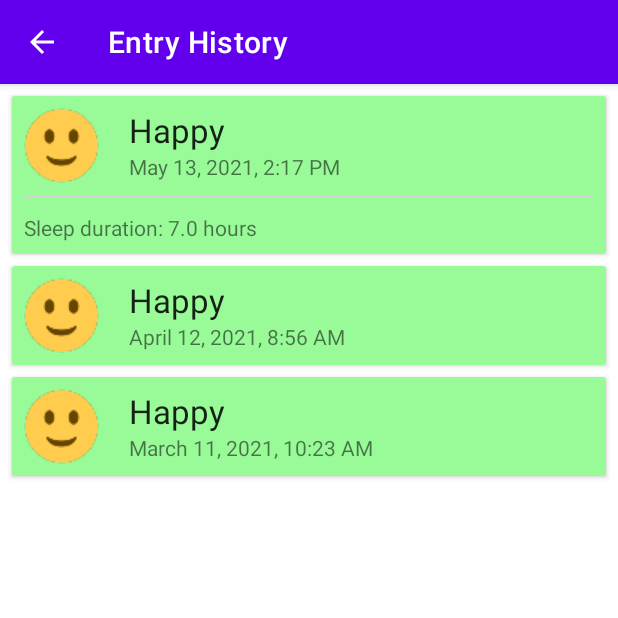
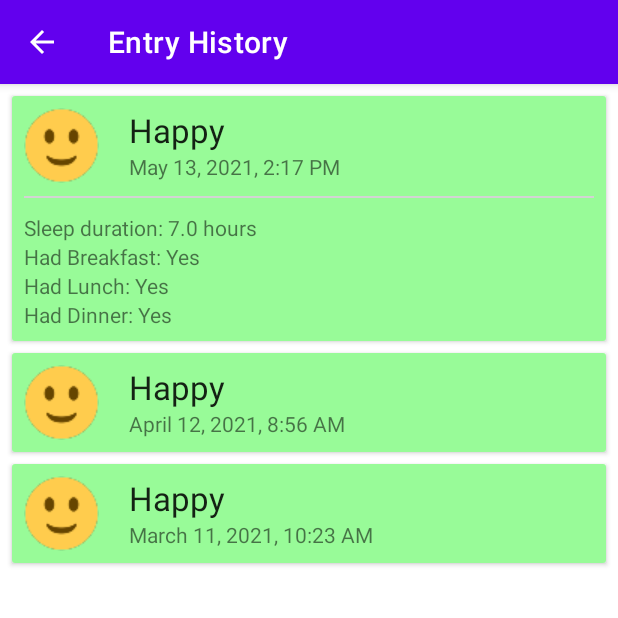
Before and after one commit to Sushil-Kumar1999/MoodTracker, an Android app: the EntryHistoryActivity screen opened directly, with no data from a screen before it, after a tap on "Happy", on a phone screen of 412 x 824 dp, the top half of it. Run offline under Robolectric (Android 15) with nearby library versions, the phone set to English and light mode, and no system bars; our stand-ins replace Room's generated code; libraries missing offline, so code that uses them is left out: it.xabaras.android.

Commit message:
added additonal information to entry details container

```diff
--- a/app/src/main/java/com/example/moodtracker/EntryAdapter.java
+++ b/app/src/main/java/com/example/moodtracker/EntryAdapter.java
@@ -37,22 +37,7 @@ public class EntryAdapter extends RecyclerView.Adapter<EntryAdapter.EntryHolder>
     @Override
     public void onBindViewHolder(@NonNull EntryHolder holder, int position) {
         Entry currentEntry = entries.get(position);
-        boolean isExpanded = this.entryStates.get(currentEntry.getId());
-        Mood currentMood = currentEntry.getMood();
-
-        holder.textViewMood.setText(currentMood.toString());
-
-        Date currentDate = currentEntry.getDate();
-        String dateString = DateFormat
-                .getDateTimeInstance(DateFormat.LONG, DateFormat.SHORT)
-                .format(currentDate);
-        holder.textViewDateTime.setText(dateString);
-
-        holder.imageViewMood.setImageResource(getEmojiResourceId(currentMood));
-        holder.relativeLayout.setBackgroundColor(getColor(currentMood));
-
-        holder.containerEntryDetails.setVisibility(isExpanded ? View.VISIBLE : View.GONE);
-        holder.textViewSleepDuration.setText(currentEntry.getSleepDuration() + " hours");
+        bindData(holder, currentEntry);
 
         holder.itemView.setOnClickListener(v -> {
             int entryId = currentEntry.getId();
@@ -84,6 +69,9 @@ public class EntryAdapter extends RecyclerView.Adapter<EntryAdapter.EntryHolder>
         private RelativeLayout relativeLayout;
         private RelativeLayout containerEntryDetails;
         private TextView textViewSleepDuration;
+        private TextView textViewHadBreakfastValue;
+        private TextView textViewHadLunchValue;
+        private TextView textViewHadDinnerValue;
 
         public EntryHolder(@NonNull View itemView) {
             super(itemView);
@@ -93,6 +81,9 @@ public class EntryAdapter extends RecyclerView.Adapter<EntryAdapter.EntryHolder>
             relativeLayout = itemView.findViewById(R.id.relative_layout_entry_item);
             containerEntryDetails = itemView.findViewById(R.id.container_entry_details);
             textViewSleepDuration = itemView.findViewById(R.id.text_view_sleep_duration);
+            textViewHadBreakfastValue = itemView.findViewById(R.id.had_breakfast_value);
+            textViewHadLunchValue = itemView.findViewById(R.id.had_lunch_value);
+            textViewHadDinnerValue = itemView.findViewById(R.id.had_dinner_value);
         }
     }
 
@@ -145,4 +136,26 @@ public class EntryAdapter extends RecyclerView.Adapter<EntryAdapter.EntryHolder>
         }
         return map;
     }
+
+    private void bindData(EntryHolder holder, Entry currentEntry) {
+        boolean isExpanded = this.entryStates.get(currentEntry.getId());
+        Mood currentMood = currentEntry.getMood();
+
+        holder.textViewMood.setText(currentMood.toString());
+
+        Date currentDate = currentEntry.getDate();
+        String dateString = DateFormat
+                .getDateTimeInstance(DateFormat.LONG, DateFormat.SHORT)
+                .format(currentDate);
+        holder.textViewDateTime.setText(dateString);
+
+        holder.imageViewMood.setImageResource(getEmojiResourceId(currentMood));
+        holder.relativeLayout.setBackgroundColor(getColor(currentMood));
+
+        holder.containerEntryDetails.setVisibility(isExpanded ? View.VISIBLE : View.GONE);
+        holder.textViewSleepDuration.setText(String.format("%s hours", currentEntry.getSleepDuration()));
+        holder.textViewHadBreakfastValue.setText(currentEntry.isHadBreakfast() ? "Yes" : "No");
+        holder.textViewHadLunchValue.setText(currentEntry.isHadLunch() ? "Yes" : "No");
+        holder.textViewHadDinnerValue.setText(currentEntry.isHadDinner() ? "Yes" : "No");
+    }
 }
--- a/app/src/main/res/layout/entry_item.xml
+++ b/app/src/main/res/layout/entry_item.xml
@@ -71,7 +71,52 @@
                 android:layout_toRightOf="@+id/text_view_sleep"
                 android:text="5.5 hours" />
 
-        </RelativeLayout>
+            <TextView
+                 android:id="@+id/text_view_had_breakfast"
+                 android:layout_width="wrap_content"
+                 android:layout_height="wrap_content"
+                 android:layout_below="@+id/text_view_sleep"
+                 android:text="Had Breakfast: " />
+
+            <TextView
+                android:id="@+id/had_breakfast_value"
+                android:layout_width="wrap_content"
+                android:layout_height="wrap_content"
+                android:layout_below="@+id/text_view_sleep"
+                android:layout_toRightOf="@id/text_view_had_breakfast"
+                android:text="No"/>
+
+            <TextView
+                 android:id="@+id/text_view_had_lunch"
+                 android:layout_width="wrap_content"
+                 android:layout_height="wrap_content"
+                 android:layout_below="@+id/text_view_had_breakfast"
+                 android:text="Had Lunch: " />
+
+            <TextView
+                android:id="@+id/had_lunch_value"
+                android:layout_width="wrap_content"
+                android:layout_height="wrap_content"
+                android:layout_below="@+id/text_view_had_breakfast"
+                android:layout_toRightOf="@id/text_view_had_lunch"
+                android:text="Yes"/>
+
+            <TextView
+                 android:id="@+id/text_view_had_dinner"
+                 android:layout_width="wrap_content"
+                 android:layout_height="wrap_content"
+                 android:layout_below="@+id/text_view_had_lunch"
+                 android:text="Had Dinner: " />
+
+            <TextView
+                android:id="@+id/had_dinner_value"
+                android:layout_width="wrap_content"
+                android:layout_height="wrap_content"
+                android:layout_below="@+id/text_view_had_lunch"
+                android:layout_toRightOf="@id/text_view_had_dinner"
+                android:text="Yes"/>
+
+            </RelativeLayout>
 
     </RelativeLayout>
 
```
